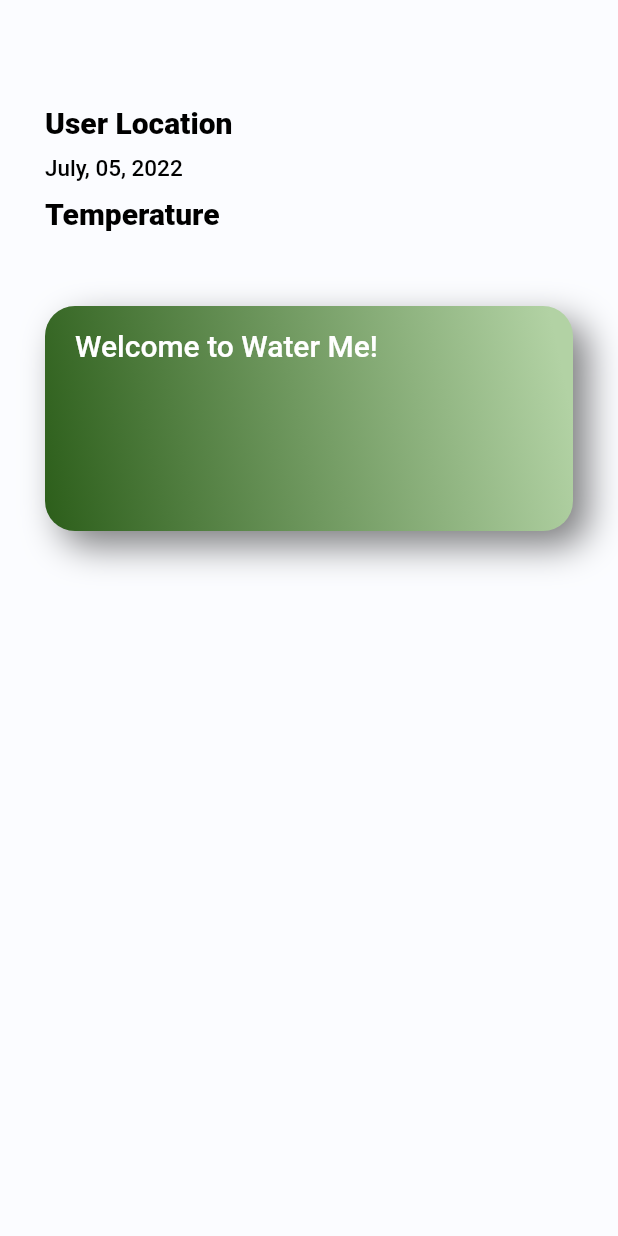
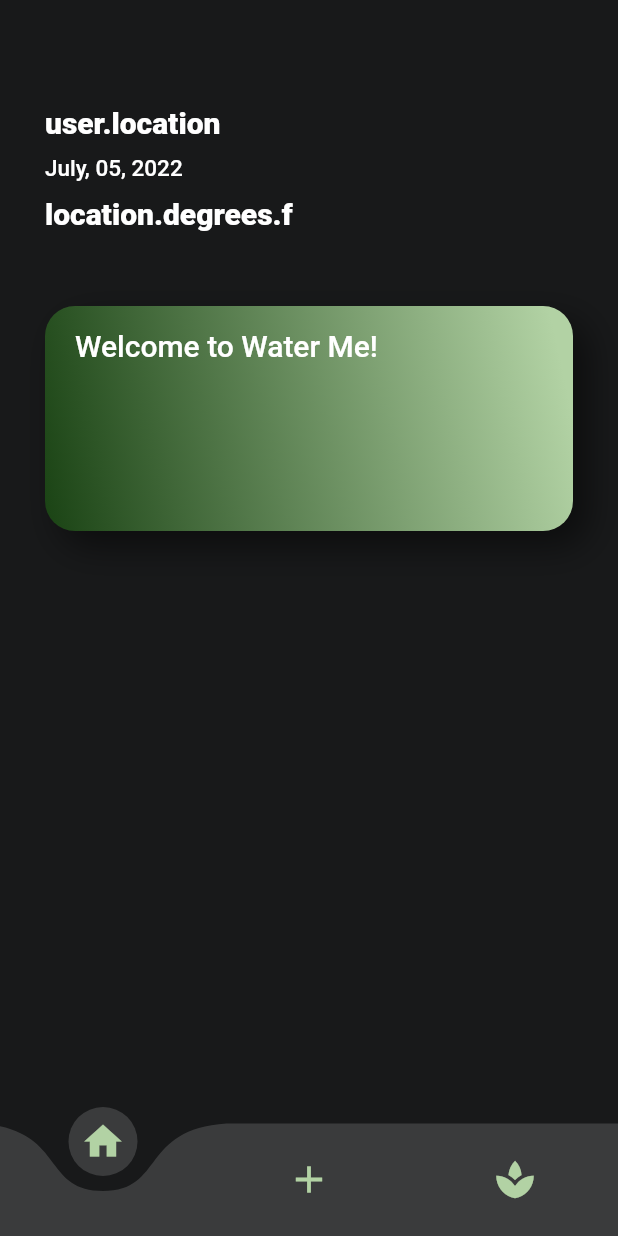
Before and after one commit to collierth/Team10-WaterMe, a Flutter app: the screen it shows after launch, on a phone screen of 412 x 824 dp. Run offline on Flutter 3.47's test engine with Material 2 defaults, Android fonts, the phone set to English and light mode, and no system bars; drawn by our look-alikes of curved_navigation_bar.

Commit message:
Cont. Home Page - Begin Navbar

```diff
--- a/waterme/lib/colors.dart
+++ b/waterme/lib/colors.dart
@@ -8,5 +8,14 @@ class AppColor {
   static Color LimeGreen = const Color(0xFF81B622);
   static Color ForestGreen = const Color(0xFF1A4314);
   static Color Green = const Color(0xFF2C5E1A);
+
   static Color dmgrey = const Color(0xFF3A3B3C);
+  static Color dmmidgrey = const Color(0xFF242526);
+  static Color dmblack = const Color(0xFF18191A);
+
+
+  static Color NavyBlue = const Color(0xFF05445E);
+  static Color BlueGrotto = const Color(0xFF189AB4);
+  static Color BlueGreen = const Color(0xFF75E6DA);
+  static Color BabyBlue = const Color(0xFFD4F1F4);
 }
--- a/waterme/lib/home_page.dart
+++ b/waterme/lib/home_page.dart
@@ -1,4 +1,5 @@
 import 'dart:convert';
+import 'package:curved_navigation_bar/curved_navigation_bar.dart';
 import 'package:intl/intl.dart';
 import 'package:flutter/cupertino.dart';
 import 'package:flutter/material.dart';
@@ -18,18 +19,31 @@ class _HomePageState extends State<HomePage> {
   @override
   Widget build(BuildContext context) {
     return Scaffold(
-      backgroundColor: color.AppColor.homePageBackground,
+      bottomNavigationBar: CurvedNavigationBar(
+        backgroundColor: color.AppColor.dmblack,
+        color: color.AppColor.dmgrey,
+        animationDuration: Duration(milliseconds: 300),
+        onTap: (index) {
+          print(index);
+        },
+        items: [
+          Icon(Icons.home, size: 30, color: color.AppColor.SeafoamGreen),
+          Icon(Icons.add, size: 30, color: color.AppColor.SeafoamGreen),
+          Icon(Icons.spa, size: 30, color: color.AppColor.SeafoamGreen),
+        ]
+        ),
+      backgroundColor: color.AppColor.dmblack,
       body: Container(
         padding: const EdgeInsets.only(top: 70, left: 30, right: 30),
         child: Column(
           crossAxisAlignment: CrossAxisAlignment.start,
           children: [
                     Text(
-                      "User Location",
+                      "user.location",
                       style: TextStyle(
                         fontSize: 20,
                         fontWeight: FontWeight.w900,
-                        color: Colors.black,
+                        color: Colors.white,
                       ),
                     ),
                     SizedBox(height: 10),
@@ -37,16 +51,16 @@ class _HomePageState extends State<HomePage> {
                       style: TextStyle(
                         fontSize: 15,
                         fontWeight: FontWeight.w500,
-                        color: Colors.black,
+                        color: Colors.white,
                       ),
                     ),
                     SizedBox(height: 10),
                       Text(
-                      "Temperature",
+                      "location.degrees.f",
                       style: TextStyle(
                         fontSize: 20,
                         fontWeight: FontWeight.w900,
-                        color: Colors.black,
+                        color: Colors.white,
                       ),
                     ),
             SizedBox(height: 50,),
@@ -56,7 +70,7 @@ class _HomePageState extends State<HomePage> {
               decoration: BoxDecoration(
                 gradient: LinearGradient(
                   colors: [
-                    color.AppColor.Green,
+                    color.AppColor.ForestGreen,
                     color.AppColor.SeafoamGreen,
                   ],
                   begin: Alignment.bottomLeft,
--- a/waterme/pubspec.yaml
+++ b/waterme/pubspec.yaml
@@ -30,6 +30,7 @@ dependencies:
   flutter:
     sdk: flutter
   intl: ^0.17.0
+  curved_navigation_bar: ^1.0.3
 
 
   # The following adds the Cupertino Icons font to your application.
```
Also changed, not shown: waterme/pubspec.lock.
